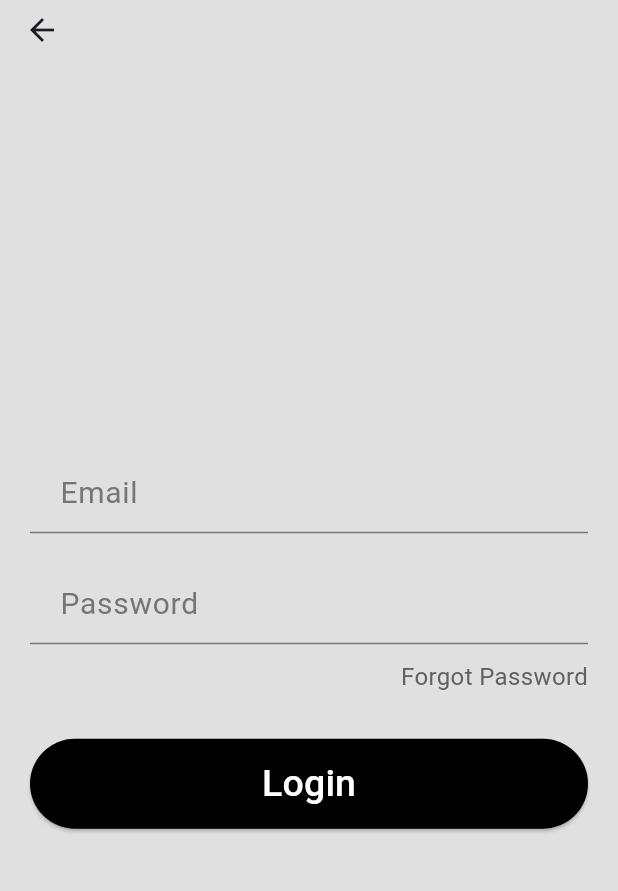
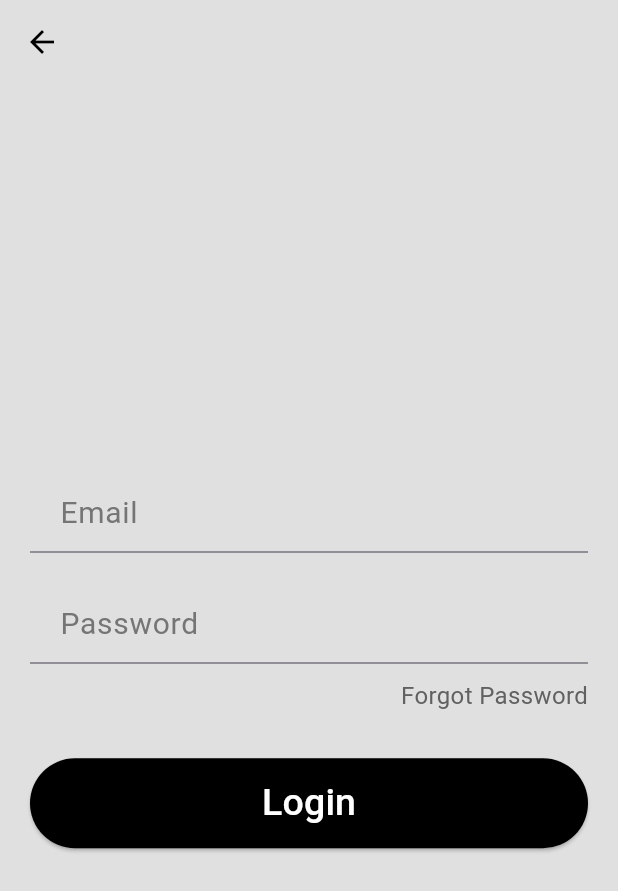
Before and after one commit to iftekar2/FlutterProjects, a Flutter app: the LoginPage screen opened by its route, on a phone screen of 412 x 824 dp. Shown: the top 891 px of the screen. Run offline on Flutter 3.47's test engine with Material 3 defaults, Android fonts, the phone set to English and light mode, and no system bars; our stand-ins replace flutter_slidable, flutter_spinkit, google_nav_bar, hive, hive_flutter; accounts and stored records are empty.

Commit message:
Fixed some routing issues

```diff
--- a/authentication/lib/main.dart
+++ b/authentication/lib/main.dart
@@ -21,7 +21,7 @@
         '/login_options_page': (context) => const LoginOptionsPage(),
         '/email_signup_page': (context) => EmailSignupPage(),
         '/login_page': (context) => LoginPage(),
-        'forgot_password_page': (context) => ForgotPassword(),
+        '/forgot_password_page': (context) => ForgotPassword(),
       },
     );
   }
--- a/authentication/lib/pages/login_page.dart
+++ b/authentication/lib/pages/login_page.dart
@@ -10,11 +10,21 @@
   @override
   Widget build(BuildContext context) {
     void forgotPassword() {
-      Navigator.pushNamed(context, "forgot_password_page");
+      Navigator.pushNamed(context, "/forgot_password_page");
+    }
+
+    void navigateToLoginOptions() {
+      Navigator.pushNamed(context, "/login_options_page");
     }
 
     return Scaffold(
-      appBar: AppBar(backgroundColor: Colors.grey[300], toolbarHeight: 30),
+      appBar: AppBar(
+        backgroundColor: Colors.grey[300],
+        leading: IconButton(
+          icon: Icon(Icons.arrow_back, color: Colors.black),
+          onPressed: navigateToLoginOptions,
+        ),
+      ),
       backgroundColor: Colors.grey[300],
       body: Padding(
         padding: const EdgeInsets.only(left: 20, right: 20),
```
